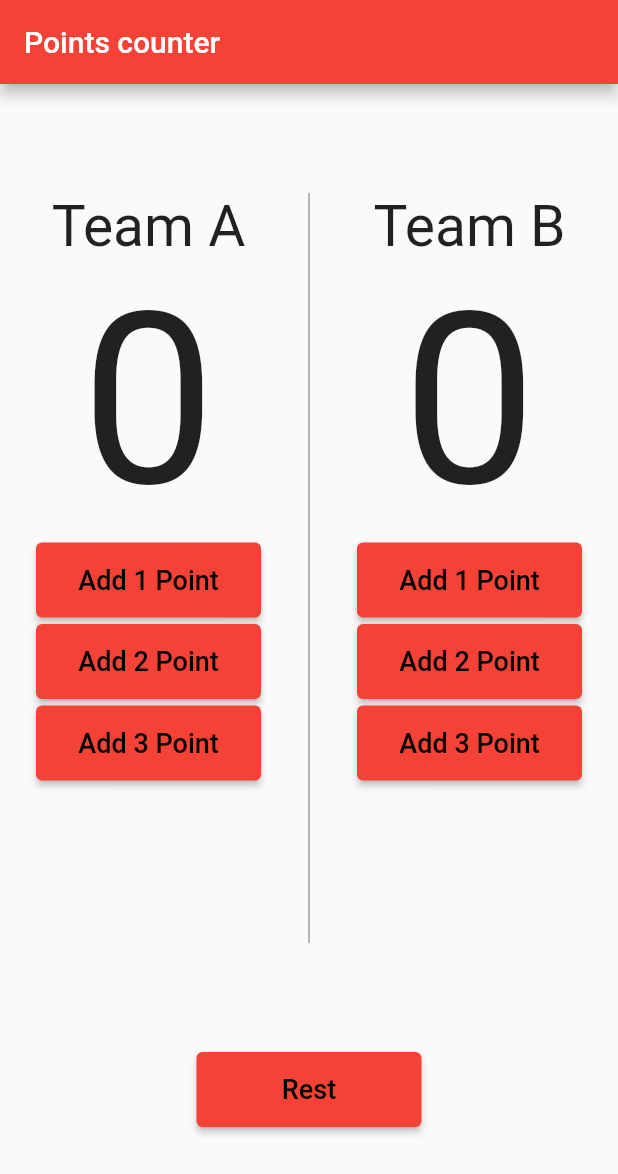
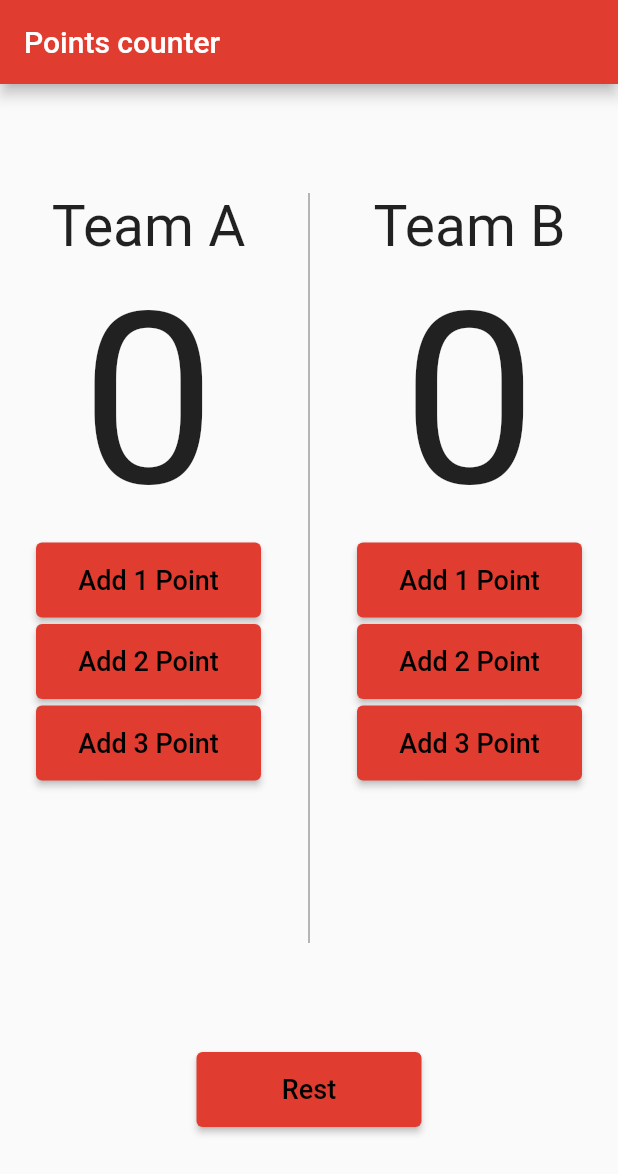
Before and after one commit to moustafa-hesham/Point-Counter, a Flutter app: the screen it shows after launch, on a phone screen of 412 x 824 dp. Shown: the top 1174 px of the screen. Run offline on Flutter 3.47's test engine with Material 2 defaults, Android fonts, the phone set to English and light mode, and no system bars; our stand-ins replace flutter_bloc.

```diff
--- /dev/null
+++ b/lib/consts.dart
@@ -0,0 +1,3 @@
+import 'package:flutter/material.dart';
+
+const kPrimaryColor = Color.fromARGB(255, 225, 60, 48);
--- /dev/null
+++ b/lib/cubit/counter_state.dart
@@ -0,0 +1,5 @@
+abstract class CounterState {}
+
+class CounterAIncrementState extends CounterState {}
+
+class CounterBIncrementState extends CounterState {}
--- a/lib/main.dart
+++ b/lib/main.dart
@@ -1,27 +1,38 @@
 import 'package:flutter/material.dart';
 import 'package:flutter/widgets.dart';
+import 'package:flutter_bloc/flutter_bloc.dart';
+import 'package:points_counter_app/cubit/counter_cubit.dart';
+import 'package:points_counter_app/cubit/counter_state.dart';
+
+import 'consts.dart';
 
 void main() {
   runApp(PointsCounter());
 }
 
-class PointsCounter extends StatefulWidget {
+class PointsCounter extends StatelessWidget {
   @override
-  State<PointsCounter> createState() => _PointsCounterState();
+  Widget build(BuildContext context) {
+    return BlocProvider(
+      create: (context) => CounterCubit(),
+      child: MaterialApp(
+        home: HomePage(),
+      ),
+    );
+  }
 }
 
-class _PointsCounterState extends State<PointsCounter> {
-  int teamAPoints = 0;
-
-  int teamBPoints = 0;
+class HomePage extends StatelessWidget {
+  HomePage({super.key});
 
   @override
   Widget build(BuildContext context) {
-    return MaterialApp(
-      home: Scaffold(
+    return BlocConsumer<CounterCubit, CounterState>(
+      builder: (context, state) {
+        return Scaffold(
           appBar: AppBar(
             title: Text("Points counter"),
-          backgroundColor: Colors.red,
+            backgroundColor: kPrimaryColor,
           ),
           body: Column(
             mainAxisAlignment: MainAxisAlignment.spaceEvenly,
@@ -34,54 +45,56 @@ class _PointsCounterState extends State<PointsCounter> {
                     child: Column(
                       children: [
                         Text("Team A", style: TextStyle(fontSize: 38)),
-                      Text("$teamAPoints", style: TextStyle(fontSize: 160)),
+                        Text(
+                            '${BlocProvider.of<CounterCubit>(context).teamAPoints}',
+                            style: TextStyle(fontSize: 160)),
                         ElevatedButton(
                             onPressed: () {
-                            setState(() {
-                              teamAPoints++;
-                            });
+                              BlocProvider.of<CounterCubit>(context)
+                                  .TeamIncrement(team: 'A', buttonNumber: 1);
                             },
                             child: Text(
                               'Add 1 Point',
-                            style: TextStyle(color: Colors.black, fontSize: 18),
+                              style:
+                                  TextStyle(color: Colors.black, fontSize: 18),
                             ),
                             style: ElevatedButton.styleFrom(
                               fixedSize: Size(150, 50),
-                            backgroundColor: Colors.red,
+                              backgroundColor: kPrimaryColor,
                             )),
                         Spacer(
                           flex: 1,
                         ),
                         ElevatedButton(
                             onPressed: () {
-                            setState(() {
-                              teamAPoints = teamAPoints + 2;
-                            });
+                              BlocProvider.of<CounterCubit>(context)
+                                  .TeamIncrement(team: 'A', buttonNumber: 2);
                             },
                             child: Text(
                               'Add 2 Point',
-                            style: TextStyle(color: Colors.black, fontSize: 18),
+                              style:
+                                  TextStyle(color: Colors.black, fontSize: 18),
                             ),
                             style: ElevatedButton.styleFrom(
                               fixedSize: Size(150, 50),
-                            backgroundColor: Colors.red,
+                              backgroundColor: kPrimaryColor,
                             )),
                         Spacer(
                           flex: 1,
                         ),
                         ElevatedButton(
                             onPressed: () {
-                            setState(() {
-                              teamAPoints = teamAPoints + 3;
-                            });
+                              BlocProvider.of<CounterCubit>(context)
+                                  .TeamIncrement(team: 'A', buttonNumber: 3);
                             },
                             child: Text(
                               'Add 3 Point',
-                            style: TextStyle(color: Colors.black, fontSize: 18),
+                              style:
+                                  TextStyle(color: Colors.black, fontSize: 18),
                             ),
                             style: ElevatedButton.styleFrom(
                               fixedSize: Size(150, 50),
-                            backgroundColor: Colors.red,
+                              backgroundColor: kPrimaryColor,
                             )),
                         Spacer(
                           flex: 25,
@@ -103,54 +116,56 @@ class _PointsCounterState extends State<PointsCounter> {
                     child: Column(
                       children: [
                         Text("Team B", style: TextStyle(fontSize: 38)),
-                      Text("$teamBPoints", style: TextStyle(fontSize: 160)),
+                        Text(
+                            "${BlocProvider.of<CounterCubit>(context).teamBPoints}",
+                            style: TextStyle(fontSize: 160)),
                         ElevatedButton(
                             onPressed: () {
-                            setState(() {
-                              teamBPoints++;
-                            });
+                              BlocProvider.of<CounterCubit>(context)
+                                  .TeamIncrement(team: 'B', buttonNumber: 1);
                             },
                             child: Text(
                               'Add 1 Point',
-                            style: TextStyle(color: Colors.black, fontSize: 18),
+                              style:
+                                  TextStyle(color: Colors.black, fontSize: 18),
                             ),
                             style: ElevatedButton.styleFrom(
                               fixedSize: Size(150, 50),
-                            backgroundColor: Colors.red,
+                              backgroundColor: kPrimaryColor,
                             )),
                         Spacer(
                           flex: 1,
                         ),
                         ElevatedButton(
                             onPressed: () {
-                            setState(() {
-                              teamBPoints = teamBPoints + 2;
-                            });
+                              BlocProvider.of<CounterCubit>(context)
+                                  .TeamIncrement(team: 'B', buttonNumber: 2);
                             },
                             child: Text(
                               'Add 2 Point',
-                            style: TextStyle(color: Colors.black, fontSize: 18),
+                              style:
+                                  TextStyle(color: Colors.black, fontSize: 18),
                             ),
                             style: ElevatedButton.styleFrom(
                               fixedSize: Size(150, 50),
-                            backgroundColor: Colors.red,
+                              backgroundColor: kPrimaryColor,
                             )),
                         Spacer(
                           flex: 1,
                         ),
                         ElevatedButton(
                             onPressed: () {
-                            setState(() {
-                              teamBPoints = teamBPoints + 3;
-                            });
+                              BlocProvider.of<CounterCubit>(context)
+                                  .TeamIncrement(team: 'B', buttonNumber: 3);
                             },
                             child: Text(
                               'Add 3 Point',
-                            style: TextStyle(color: Colors.black, fontSize: 18),
+                              style:
+                                  TextStyle(color: Colors.black, fontSize: 18),
                             ),
                             style: ElevatedButton.styleFrom(
                               fixedSize: Size(150, 50),
-                            backgroundColor: Colors.red,
+                              backgroundColor: kPrimaryColor,
                             )),
                         Spacer(
                           flex: 25,
@@ -162,10 +177,7 @@ class _PointsCounterState extends State<PointsCounter> {
               ),
               ElevatedButton(
                   onPressed: () {
-                  setState(() {
-                    teamBPoints = 0;
-                    teamAPoints = 0;
-                  });
+                    BlocProvider.of<CounterCubit>(context).Rest();
                   },
                   child: Text(
                     'Rest',
@@ -173,11 +185,13 @@ class _PointsCounterState extends State<PointsCounter> {
                   ),
                   style: ElevatedButton.styleFrom(
                     fixedSize: Size(150, 50),
-                  backgroundColor: Colors.red,
+                    backgroundColor: kPrimaryColor,
                   )),
             ],
           ),
-      ),
+        );
+      },
+      listener: (context, state) {},
     );
   }
 }
--- a/pubspec.yaml
+++ b/pubspec.yaml
@@ -35,6 +35,7 @@ dependencies:
   # The following adds the Cupertino Icons font to your application.
   # Use with the CupertinoIcons class for iOS style icons.
   cupertino_icons: ^1.0.2
+  flutter_bloc: ^8.1.2
 
 dev_dependencies:
   flutter_test:
```
Also changed, not shown: lib/cubit/counter_cubit.dart (added, +37 -0 lines), pubspec.lock. Lines whose indentation alone changed are shown as unchanged.
